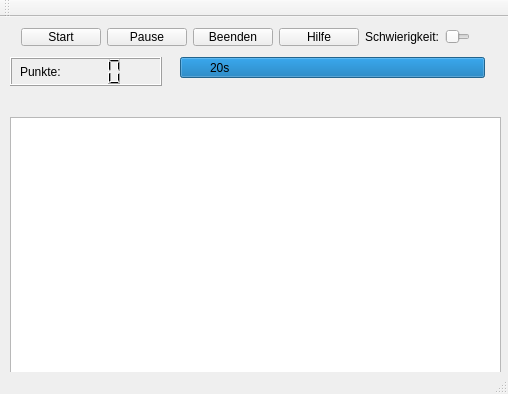
First picture: the form in QtDHBWscapes.ui, repository bernndd/QtDHBWscapes, before the edit.
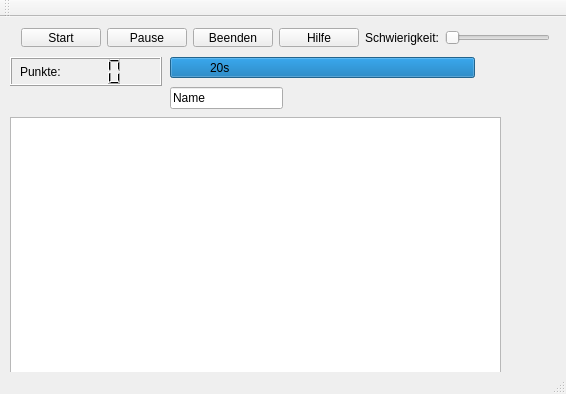
Second picture: the form after the edit. Icons and pictures are not drawn.

Commit message: Highscore Liste

```diff
--- a/QtDHBWscapes.ui
+++ b/QtDHBWscapes.ui
@@ -6,7 +6,7 @@
    <rect>
     <x>0</x>
     <y>0</y>
-    <width>508</width>
+    <width>566</width>
     <height>394</height>
    </rect>
   </property>
@@ -37,8 +37,8 @@
      <rect>
       <x>10</x>
       <y>0</y>
-      <width>471</width>
-      <height>40</height>
+      <width>551</width>
+      <height>41</height>
      </rect>
     </property>
     <layout class="QHBoxLayout" name="horizontalLayout">
@@ -92,7 +92,7 @@
    <widget class="QProgressBar" name="progressBar">
     <property name="geometry">
      <rect>
-      <x>180</x>
+      <x>170</x>
       <y>40</y>
       <width>305</width>
       <height>21</height>
@@ -154,6 +154,19 @@
      <string notr="true">border-image:url(dhbwscapes_title.png);</string>
     </property>
    </widget>
+   <widget class="QLineEdit" name="lineEdit">
+    <property name="geometry">
+     <rect>
+      <x>170</x>
+      <y>70</y>
+      <width>113</width>
+      <height>22</height>
+     </rect>
+    </property>
+    <property name="text">
+     <string>Name</string>
+    </property>
+   </widget>
   </widget>
   <widget class="QToolBar" name="mainToolBar">
    <attribute name="toolBarArea">
```
The commit also changes 2 other files.
